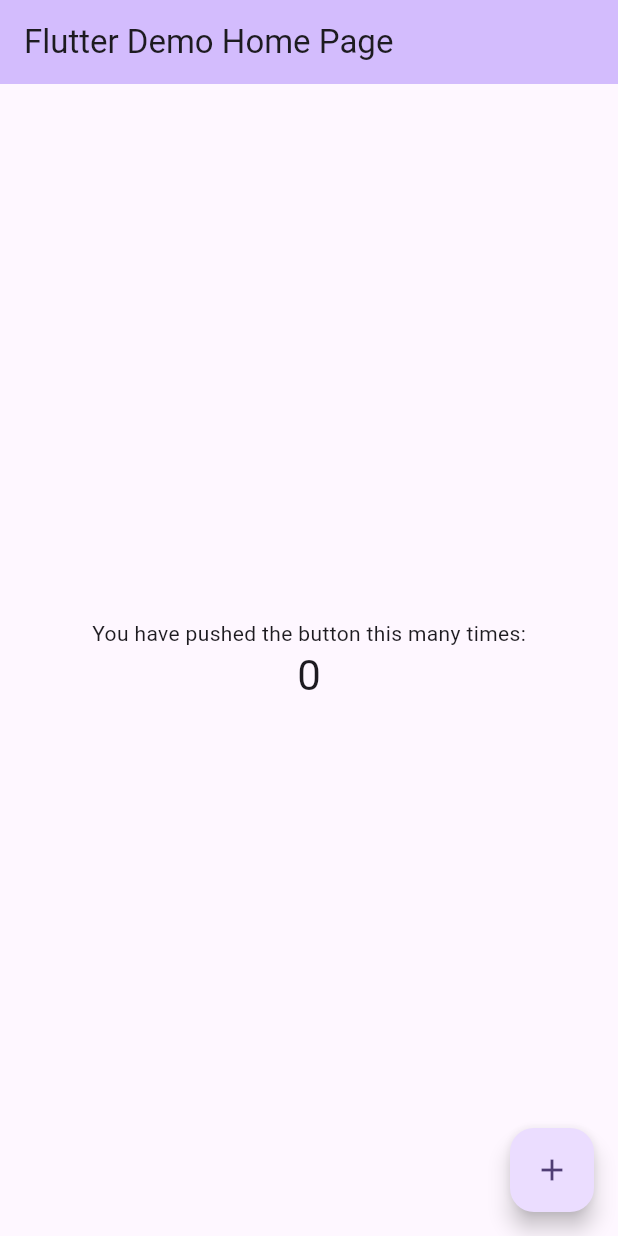
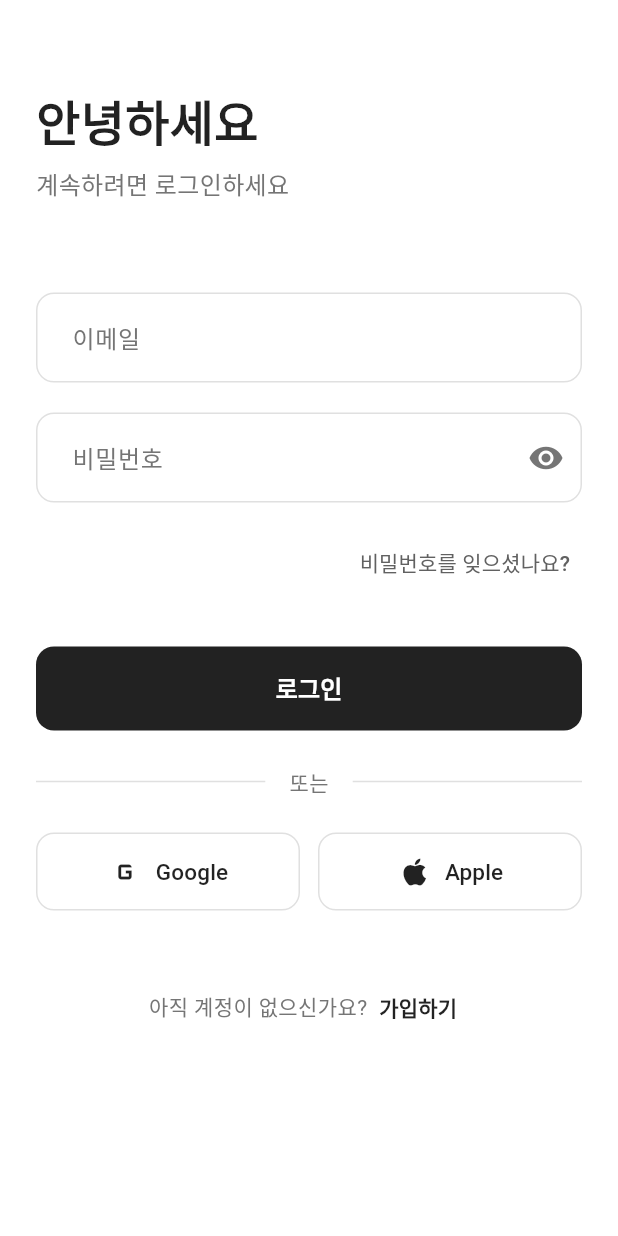
Before and after one commit to 20200961/SamPick, a Flutter app: the screen it shows after launch, on a phone screen of 412 x 824 dp. Run offline on Flutter 3.47's test engine with Material 3 defaults, Android fonts, the phone set to English and light mode, and no system bars; Roboto replaces fonts that are missing (Pretendard).

Commit message:
feat: 로그인 페이지

```diff
--- a/sampick_front/lib/main.dart
+++ b/sampick_front/lib/main.dart
@@ -1,4 +1,5 @@
 import 'package:flutter/material.dart';
+import 'screens/login_screen.dart';
 
 void main() {
   runApp(const MyApp());
@@ -7,116 +8,17 @@ void main() {
 class MyApp extends StatelessWidget {
   const MyApp({super.key});
 
-  // This widget is the root of your application.
   @override
   Widget build(BuildContext context) {
     return MaterialApp(
-      title: 'Flutter Demo',
+      title: 'Sampick',
+      debugShowCheckedModeBanner: false,
       theme: ThemeData(
-        // This is the theme of your application.
-        //
-        // TRY THIS: Try running your application with "flutter run". You'll see
-        // the application has a purple toolbar. Then, without quitting the app,
-        // try changing the seedColor in the colorScheme below to Colors.green
-        // and then invoke "hot reload" (save your changes or press the "hot
-        // reload" button in a Flutter-supported IDE, or press "r" if you used
-        // the command line to start the app).
-        //
-        // Notice that the counter didn't reset back to zero; the application
-        // state is not lost during the reload. To reset the state, use hot
-        // restart instead.
-        //
-        // This works for code too, not just values: Most code changes can be
-        // tested with just a hot reload.
-        colorScheme: .fromSeed(seedColor: Colors.deepPurple),
+        colorScheme: ColorScheme.fromSeed(seedColor: Colors.black87),
+        useMaterial3: true,
+        fontFamily: 'Pretendard', // 원하는 폰트로 변경 가능
       ),
-      home: const MyHomePage(title: 'Flutter Demo Home Page'),
+      home: const LoginScreen(),
     );
   }
 }
-
-class MyHomePage extends StatefulWidget {
-  const MyHomePage({super.key, required this.title});
-
-  // This widget is the home page of your application. It is stateful, meaning
-  // that it has a State object (defined below) that contains fields that affect
-  // how it looks.
-
-  // This class is the configuration for the state. It holds the values (in this
-  // case the title) provided by the parent (in this case the App widget) and
-  // used by the build method of the State. Fields in a Widget subclass are
-  // always marked "final".
-
-  final String title;
-
-  @override
-  State<MyHomePage> createState() => _MyHomePageState();
-}
-
-class _MyHomePageState extends State<MyHomePage> {
-  int _counter = 0;
-
-  void _incrementCounter() {
-    setState(() {
-      // This call to setState tells the Flutter framework that something has
-      // changed in this State, which causes it to rerun the build method below
-      // so that the display can reflect the updated values. If we changed
-      // _counter without calling setState(), then the build method would not be
-      // called again, and so nothing would appear to happen.
-      _counter++;
-    });
-  }
-
-  @override
-  Widget build(BuildContext context) {
-    // This method is rerun every time setState is called, for instance as done
-    // by the _incrementCounter method above.
-    //
-    // The Flutter framework has been optimized to make rerunning build methods
-    // fast, so that you can just rebuild anything that needs updating rather
-    // than having to individually change instances of widgets.
-    return Scaffold(
-      appBar: AppBar(
-        // TRY THIS: Try changing the color here to a specific color (to
-        // Colors.amber, perhaps?) and trigger a hot reload to see the AppBar
-        // change color while the other colors stay the same.
-        backgroundColor: Theme.of(context).colorScheme.inversePrimary,
-        // Here we take the value from the MyHomePage object that was created by
-        // the App.build method, and use it to set our appbar title.
-        title: Text(widget.title),
-      ),
-      body: Center(
-        // Center is a layout widget. It takes a single child and positions it
-        // in the middle of the parent.
-        child: Column(
-          // Column is also a layout widget. It takes a list of children and
-          // arranges them vertically. By default, it sizes itself to fit its
-          // children horizontally, and tries to be as tall as its parent.
-          //
-          // Column has various properties to control how it sizes itself and
-          // how it positions its children. Here we use mainAxisAlignment to
-          // center the children vertically; the main axis here is the vertical
-          // axis because Columns are vertical (the cross axis would be
-          // horizontal).
-          //
-          // TRY THIS: Invoke "debug painting" (choose the "Toggle Debug Paint"
-          // action in the IDE, or press "p" in the console), to see the
-          // wireframe for each widget.
-          mainAxisAlignment: .center,
-          children: [
-            const Text('You have pushed the button this many times:'),
-            Text(
-              '$_counter',
-              style: Theme.of(context).textTheme.headlineMedium,
-            ),
-          ],
-        ),
-      ),
-      floatingActionButton: FloatingActionButton(
-        onPressed: _incrementCounter,
-        tooltip: 'Increment',
-        child: const Icon(Icons.add),
-      ),
-    );
-  }
-}
--- /dev/null
+++ b/sampick_front/lib/screens/login_screen.dart
@@ -0,0 +1,408 @@
+import 'package:flutter/material.dart';
+
+class LoginScreen extends StatefulWidget {
+  const LoginScreen({super.key});
+
+  @override
+  State<LoginScreen> createState() => _LoginScreenState();
+}
+
+class _LoginScreenState extends State<LoginScreen>
+    with SingleTickerProviderStateMixin {
+  final _emailController = TextEditingController();
+  final _passwordController = TextEditingController();
+  final _formKey = GlobalKey<FormState>();
+  bool _isPasswordVisible = false;
+  bool _isLoading = false;
+  late AnimationController _animationController;
+  late Animation<double> _fadeAnimation;
+
+  @override
+  void initState() {
+    super.initState();
+    _animationController = AnimationController(
+      vsync: this,
+      duration: const Duration(milliseconds: 800),
+    );
+    _fadeAnimation = Tween<double>(begin: 0.0, end: 1.0).animate(
+      CurvedAnimation(parent: _animationController, curve: Curves.easeInOut),
+    );
+    _animationController.forward();
+  }
+
+  @override
+  void dispose() {
+    _emailController.dispose();
+    _passwordController.dispose();
+    _animationController.dispose();
+    super.dispose();
+  }
+
+  Future<void> _handleLogin() async {
+    if (_formKey.currentState!.validate()) {
+      setState(() => _isLoading = true);
+
+      // 로그인 로직 시뮬레이션
+      await Future.delayed(const Duration(seconds: 2));
+
+      setState(() => _isLoading = false);
+
+      if (mounted) {
+        ScaffoldMessenger.of(context).showSnackBar(
+          SnackBar(
+            content: const Text('로그인 성공!'),
+            backgroundColor: Colors.black87,
+            behavior: SnackBarBehavior.floating,
+            shape: RoundedRectangleBorder(
+              borderRadius: BorderRadius.circular(10),
+            ),
+            margin: const EdgeInsets.all(20),
+          ),
+        );
+      }
+    }
+  }
+
+  @override
+  Widget build(BuildContext context) {
+    return Scaffold(
+      backgroundColor: Colors.white,
+      body: SafeArea(
+        child: FadeTransition(
+          opacity: _fadeAnimation,
+          child: SingleChildScrollView(
+            child: Padding(
+              padding: const EdgeInsets.symmetric(horizontal: 24.0),
+              child: Form(
+                key: _formKey,
+                child: Column(
+                  crossAxisAlignment: CrossAxisAlignment.start,
+                  children: [
+                    const SizedBox(height: 60),
+
+                    // 로고/타이틀
+                    const Text(
+                      '안녕하세요',
+                      style: TextStyle(
+                        fontSize: 32,
+                        fontWeight: FontWeight.bold,
+                        color: Colors.black87,
+                        height: 1.3,
+                      ),
+                    ),
+                    const SizedBox(height: 8),
+                    Text(
+                      '계속하려면 로그인하세요',
+                      style: TextStyle(
+                        fontSize: 16,
+                        color: Colors.grey[600],
+                        height: 1.5,
+                      ),
+                    ),
+
+                    const SizedBox(height: 60),
+
+                    // 이메일 입력
+                    TextFormField(
+                      controller: _emailController,
+                      keyboardType: TextInputType.emailAddress,
+                      style: const TextStyle(fontSize: 16),
+                      decoration: InputDecoration(
+                        labelText: '이메일',
+                        labelStyle: TextStyle(color: Colors.grey[600]),
+                        floatingLabelStyle: const TextStyle(
+                          color: Colors.black87,
+                        ),
+                        border: OutlineInputBorder(
+                          borderRadius: BorderRadius.circular(12),
+                          borderSide: BorderSide(color: Colors.grey[300]!),
+                        ),
+                        enabledBorder: OutlineInputBorder(
+                          borderRadius: BorderRadius.circular(12),
+                          borderSide: BorderSide(color: Colors.grey[300]!),
+                        ),
+                        focusedBorder: OutlineInputBorder(
+                          borderRadius: BorderRadius.circular(12),
+                          borderSide: const BorderSide(
+                            color: Colors.black87,
+                            width: 2,
+                          ),
+                        ),
+                        errorBorder: OutlineInputBorder(
+                          borderRadius: BorderRadius.circular(12),
+                          borderSide: const BorderSide(color: Colors.red),
+                        ),
+                        focusedErrorBorder: OutlineInputBorder(
+                          borderRadius: BorderRadius.circular(12),
+                          borderSide: const BorderSide(
+                            color: Colors.red,
+                            width: 2,
+                          ),
+                        ),
+                        contentPadding: const EdgeInsets.symmetric(
+                          horizontal: 20,
+                          vertical: 18,
+                        ),
+                      ),
+                      validator: (value) {
+                        if (value == null || value.isEmpty) {
+                          return '이메일을 입력해주세요';
+                        }
+                        if (!value.contains('@')) {
+                          return '올바른 이메일 형식이 아닙니다';
+                        }
+                        return null;
+                      },
+                    ),
+
+                    const SizedBox(height: 20),
+
+                    // 비밀번호 입력
+                    TextFormField(
+                      controller: _passwordController,
+                      obscureText: !_isPasswordVisible,
+                      style: const TextStyle(fontSize: 16),
+                      decoration: InputDecoration(
+                        labelText: '비밀번호',
+                        labelStyle: TextStyle(color: Colors.grey[600]),
+                        floatingLabelStyle: const TextStyle(
+                          color: Colors.black87,
+                        ),
+                        border: OutlineInputBorder(
+                          borderRadius: BorderRadius.circular(12),
+                          borderSide: BorderSide(color: Colors.grey[300]!),
+                        ),
+                        enabledBorder: OutlineInputBorder(
+                          borderRadius: BorderRadius.circular(12),
+                          borderSide: BorderSide(color: Colors.grey[300]!),
+                        ),
+                        focusedBorder: OutlineInputBorder(
+                          borderRadius: BorderRadius.circular(12),
+                          borderSide: const BorderSide(
+                            color: Colors.black87,
+                            width: 2,
+                          ),
+                        ),
+                        errorBorder: OutlineInputBorder(
+                          borderRadius: BorderRadius.circular(12),
+                          borderSide: const BorderSide(color: Colors.red),
+                        ),
+                        focusedErrorBorder: OutlineInputBorder(
+                          borderRadius: BorderRadius.circular(12),
+                          borderSide: const BorderSide(
+                            color: Colors.red,
+                            width: 2,
+                          ),
+                        ),
+                        contentPadding: const EdgeInsets.symmetric(
+                          horizontal: 20,
+                          vertical: 18,
+                        ),
+                        suffixIcon: IconButton(
+                          icon: Icon(
+                            _isPasswordVisible
+                                ? Icons.visibility_off
+                                : Icons.visibility,
+                            color: Colors.grey[600],
+                          ),
+                          onPressed: () {
+                            setState(
+                              () => _isPasswordVisible = !_isPasswordVisible,
+                            );
+                          },
+                        ),
+                      ),
+                      validator: (value) {
+                        if (value == null || value.isEmpty) {
+                          return '비밀번호를 입력해주세요';
+                        }
+                        if (value.length < 6) {
+                          return '비밀번호는 6자 이상이어야 합니다';
+                        }
+                        return null;
+                      },
+                    ),
+
+                    const SizedBox(height: 16),
+
+                    // 비밀번호 찾기
+                    Align(
+                      alignment: Alignment.centerRight,
+                      child: TextButton(
+                        onPressed: () {
+                          // 비밀번호 찾기 로직
+                        },
+                        style: TextButton.styleFrom(
+                          foregroundColor: Colors.grey[700],
+                          padding: const EdgeInsets.symmetric(
+                            horizontal: 8,
+                            vertical: 4,
+                          ),
+                        ),
+                        child: const Text(
+                          '비밀번호를 잊으셨나요?',
+                          style: TextStyle(fontSize: 14),
+                        ),
+                      ),
+                    ),
+
+                    const SizedBox(height: 32),
+
+                    // 로그인 버튼
+                    SizedBox(
+                      width: double.infinity,
+                      height: 56,
+                      child: ElevatedButton(
+                        onPressed: _isLoading ? null : _handleLogin,
+                        style: ElevatedButton.styleFrom(
+                          backgroundColor: Colors.black87,
+                          foregroundColor: Colors.white,
+                          disabledBackgroundColor: Colors.grey[300],
+                          elevation: 0,
+                          shape: RoundedRectangleBorder(
+                            borderRadius: BorderRadius.circular(12),
+                          ),
+                        ),
+                        child: _isLoading
+                            ? const SizedBox(
+                                width: 24,
+                                height: 24,
+                                child: CircularProgressIndicator(
+                                  strokeWidth: 2.5,
+                                  valueColor: AlwaysStoppedAnimation<Color>(
+                                    Colors.white,
+                                  ),
+                                ),
+                              )
+                            : const Text(
+                                '로그인',
+                                style: TextStyle(
+                                  fontSize: 16,
+                                  fontWeight: FontWeight.w600,
+                                ),
+                              ),
+                      ),
+                    ),
+
+                    const SizedBox(height: 24),
+
+                    // 구분선
+                    Row(
+                      children: [
+                        Expanded(child: Divider(color: Colors.grey[300])),
+                        Padding(
+                          padding: const EdgeInsets.symmetric(horizontal: 16),
+                          child: Text(
+                            '또는',
+                            style: TextStyle(
+                              color: Colors.grey[600],
+                              fontSize: 14,
+                            ),
+                          ),
+                        ),
+                        Expanded(child: Divider(color: Colors.grey[300])),
+                      ],
+                    ),
+
+                    const SizedBox(height: 24),
+
+                    // 소셜 로그인
+                    Row(
+                      children: [
+                        Expanded(
+                          child: _SocialButton(
+                            icon: Icons.g_mobiledata,
+                            label: 'Google',
+                            onPressed: () {},
+                          ),
+                        ),
+                        const SizedBox(width: 12),
+                        Expanded(
+                          child: _SocialButton(
+                            icon: Icons.apple,
+                            label: 'Apple',
+                            onPressed: () {},
+                          ),
+                        ),
+                      ],
+                    ),
+
+                    const SizedBox(height: 40),
+
+                    // 회원가입
+                    Row(
+                      mainAxisAlignment: MainAxisAlignment.center,
+                      children: [
+                        Text(
+                          '아직 계정이 없으신가요?',
+                          style: TextStyle(
+                            color: Colors.grey[600],
+                            fontSize: 14,
+                          ),
+                        ),
+                        TextButton(
+                          onPressed: () {
+                            // 회원가입 화면으로 이동
+                          },
+                          style: TextButton.styleFrom(
+                            foregroundColor: Colors.black87,
+                            padding: const EdgeInsets.symmetric(horizontal: 8),
+                          ),
+                          child: const Text(
+                            '가입하기',
+                            style: TextStyle(
+                              fontSize: 14,
+                              fontWeight: FontWeight.w600,
+                            ),
+                          ),
+                        ),
+                      ],
+                    ),
+
+                    const SizedBox(height: 40),
+                  ],
+                ),
+              ),
+            ),
+          ),
+        ),
+      ),
+    );
+  }
+}
+
+class _SocialButton extends StatelessWidget {
+  final IconData icon;
+  final String label;
+  final VoidCallback onPressed;
+
+  const _SocialButton({
+    required this.icon,
+    required this.label,
+    required this.onPressed,
+  });
+
+  @override
+  Widget build(BuildContext context) {
+    return OutlinedButton(
+      onPressed: onPressed,
+      style: OutlinedButton.styleFrom(
+        foregroundColor: Colors.black87,
+        side: BorderSide(color: Colors.grey[300]!),
+        padding: const EdgeInsets.symmetric(vertical: 14),
+        shape: RoundedRectangleBorder(borderRadius: BorderRadius.circular(12)),
+      ),
+      child: Row(
+        mainAxisAlignment: MainAxisAlignment.center,
+        children: [
+          Icon(icon, size: 24),
+          const SizedBox(width: 8),
+          Text(
+            label,
+            style: const TextStyle(fontSize: 15, fontWeight: FontWeight.w500),
+          ),
+        ],
+      ),
+    );
+  }
+}
```
Also changed, not shown: 1 other file.
